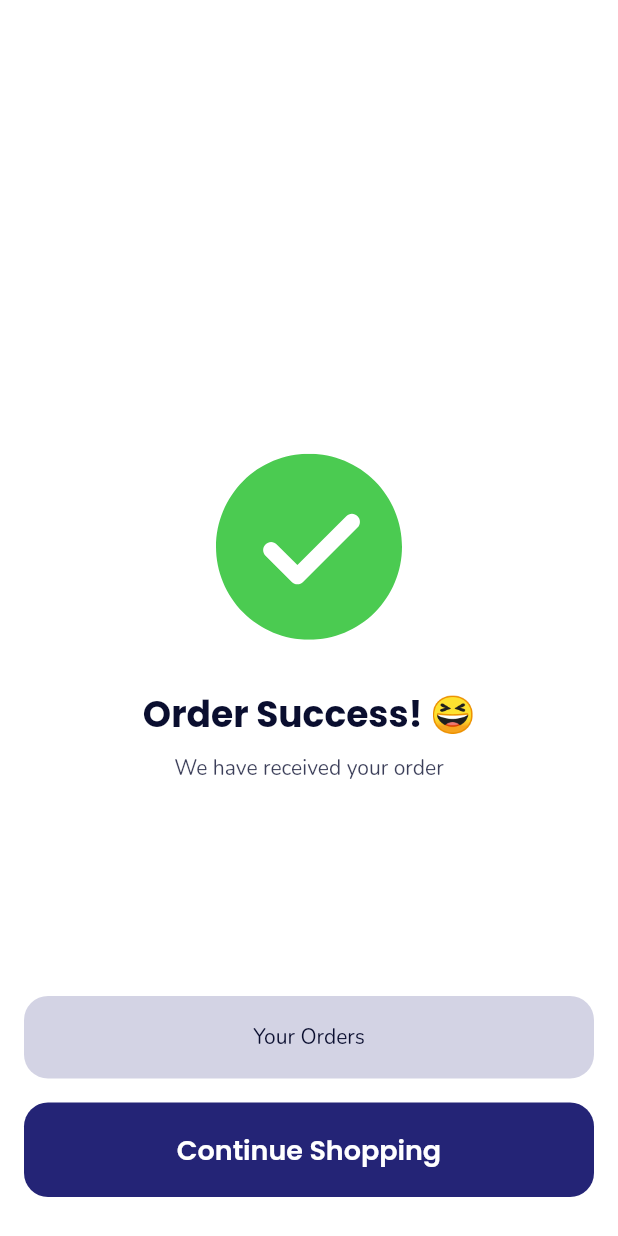
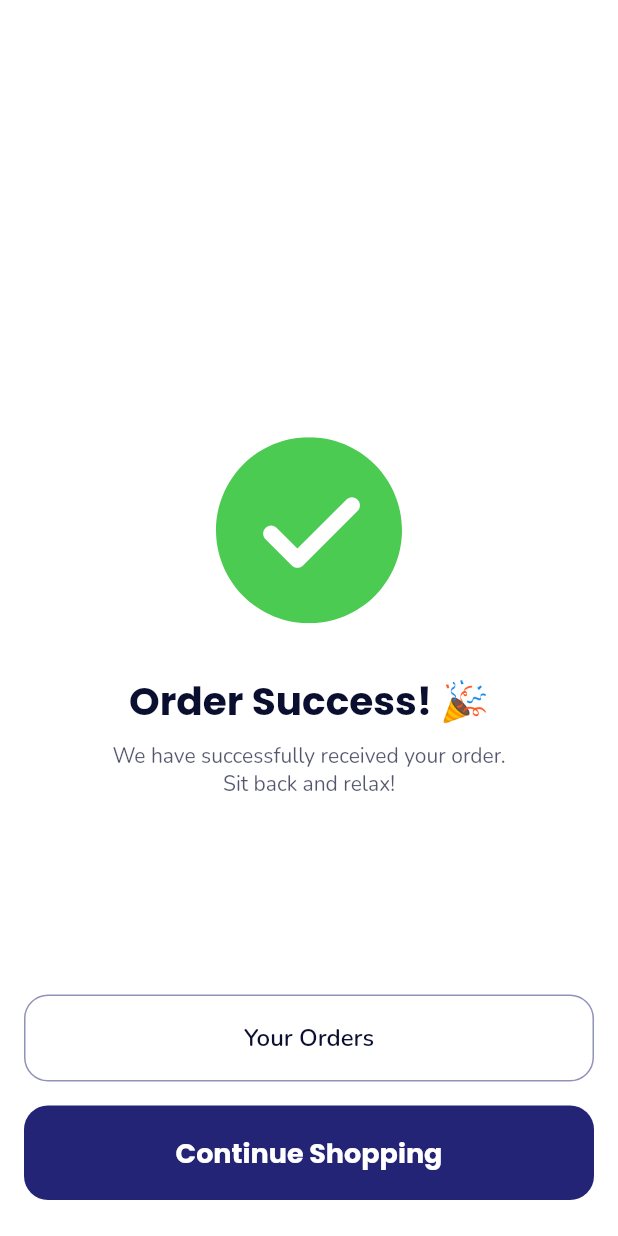
Before and after one commit to Prefix-code/Zynora, a Flutter app: the OrderSuccessPage screen opened directly, on a phone screen of 412 x 824 dp. Run offline on Flutter 3.47's test engine with Material 2 defaults, Android fonts, the phone set to English and light mode, and no system bars; our stand-ins replace flutter_rating_bar, flutter_svg, pin_code_fields, smooth_page_indicator, smooth_star_rating; missing offline and left inert: pecahan_rupiah.

Commit message:
Update order_success_page.dart

```diff
--- a/lib/views/screens/order_success_page.dart
+++ b/lib/views/screens/order_success_page.dart
@@ -3,84 +3,142 @@ import 'package:flutter_svg/flutter_svg.dart';
 import 'package:marketky/constant/app_color.dart';
 import 'package:marketky/views/screens/page_switcher.dart';
 
-class OrderSuccessPage extends StatelessWidget {
+class OrderSuccessPage extends StatefulWidget {
+  const OrderSuccessPage({super.key});
+
+  @override
+  State<OrderSuccessPage> createState() => _OrderSuccessPageState();
+}
+
+class _OrderSuccessPageState extends State<OrderSuccessPage>
+    with SingleTickerProviderStateMixin {
+  late AnimationController _controller;
+  late Animation<double> _scaleAnimation;
+
+  @override
+  void initState() {
+    super.initState();
+    _controller =
+        AnimationController(vsync: this, duration: const Duration(milliseconds: 600));
+    _scaleAnimation =
+        CurvedAnimation(parent: _controller, curve: Curves.elasticOut);
+
+    _controller.forward();
+  }
+
+  @override
+  void dispose() {
+    _controller.dispose();
+    super.dispose();
+  }
+
   @override
   Widget build(BuildContext context) {
     return Scaffold(
-      bottomNavigationBar: Container(
-        width: MediaQuery.of(context).size.width,
-        height: 184,
-        padding: EdgeInsets.symmetric(horizontal: 16, vertical: 24),
-        color: Colors.white,
+      backgroundColor: Colors.white,
+      extendBody: true,
+      body: SizedBox(
+        width: double.infinity,
+        height: MediaQuery.of(context).size.height,
         child: Column(
+          mainAxisAlignment: MainAxisAlignment.center,
           children: [
-            Container(
-              margin: EdgeInsets.only(bottom: 16),
-              width: MediaQuery.of(context).size.width,
-              child: ElevatedButton(
-                onPressed: () {},
-                child: Text(
-                  'Your Orders',
-                  style: TextStyle(color: AppColor.secondary, fontWeight: FontWeight.w500),
-                ),
-                style: ElevatedButton.styleFrom(
-                  foregroundColor: AppColor.primary, padding: EdgeInsets.symmetric(vertical: 18), backgroundColor: AppColor.border,
-                  shape: RoundedRectangleBorder(borderRadius: BorderRadius.circular(16)),
-                  elevation: 0,
-                  shadowColor: Colors.transparent,
+            // ✅ Success Icon with Animation
+            ScaleTransition(
+              scale: _scaleAnimation,
+              child: Container(
+                width: 124,
+                height: 124,
+                margin: const EdgeInsets.only(bottom: 32),
+                child: SvgPicture.asset('assets/icons/Success.svg'),
               ),
             ),
-            ),
-            SizedBox(
-              width: MediaQuery.of(context).size.width,
-              child: ElevatedButton(
-                onPressed: () {
-                  Navigator.of(context).push(MaterialPageRoute(builder: (context) => PageSwitcher()));
-                },
-                child: Text(
-                  'Continue Shopping',
-                  style: TextStyle(color: Colors.white, fontWeight: FontWeight.w600, fontSize: 18, fontFamily: 'poppins'),
-                ),
-                style: ElevatedButton.styleFrom(
-                  padding: EdgeInsets.symmetric(vertical: 18), backgroundColor: AppColor.primary,
-                  shape: RoundedRectangleBorder(borderRadius: BorderRadius.circular(16)),
-                  elevation: 0,
-                  shadowColor: Colors.transparent,
+
+            // ✅ Main Title
+            const Text(
+              'Order Success! 🎉',
+              style: TextStyle(
+                color: AppColor.secondary,
+                fontSize: 26,
+                fontWeight: FontWeight.w700,
+                fontFamily: 'poppins',
               ),
             ),
+
+            // ✅ Subtitle
+            const SizedBox(height: 8),
+            Text(
+              'We have successfully received your order.\nSit back and relax!',
+              style: TextStyle(
+                color: AppColor.secondary.withOpacity(0.7),
+                fontSize: 14,
+              ),
+              textAlign: TextAlign.center,
             ),
           ],
         ),
       ),
-      extendBody: true,
-      body: Container(
-        width: MediaQuery.of(context).size.width,
-        height: MediaQuery.of(context).size.height,
+
+      // ✅ Bottom Action Buttons
+      bottomNavigationBar: Container(
+        width: double.infinity,
+        padding: const EdgeInsets.symmetric(horizontal: 16, vertical: 24),
+        color: Colors.white,
         child: Column(
-          mainAxisAlignment: MainAxisAlignment.center,
-          crossAxisAlignment: CrossAxisAlignment.center,
+          mainAxisSize: MainAxisSize.min,
           children: [
-            Container(
-              width: 124,
-              height: 124,
-              margin: EdgeInsets.only(bottom: 32),
-              child: SvgPicture.asset('assets/icons/Success.svg'),
+            // 🔹 Your Orders button
+            SizedBox(
+              width: double.infinity,
+              child: OutlinedButton(
+                onPressed: () {
+                  // TODO: Navigate to Orders Page
+                },
+                style: OutlinedButton.styleFrom(
+                  padding: const EdgeInsets.symmetric(vertical: 18),
+                  side: BorderSide(color: AppColor.primary.withOpacity(0.5)),
+                  shape: RoundedRectangleBorder(
+                    borderRadius: BorderRadius.circular(16),
                   ),
-            Text(
-              'Order Success! 😆',
+                ),
+                child: const Text(
+                  'Your Orders',
                   style: TextStyle(
                     color: AppColor.secondary,
-                fontSize: 24,
+                    fontWeight: FontWeight.w600,
+                    fontSize: 16,
+                  ),
+                ),
+              ),
+            ),
+            const SizedBox(height: 16),
+
+            // 🔹 Continue Shopping button
+            SizedBox(
+              width: double.infinity,
+              child: ElevatedButton(
+                onPressed: () {
+                  Navigator.of(context).pushReplacement(
+                    MaterialPageRoute(builder: (context) => const PageSwitcher()),
+                  );
+                },
+                style: ElevatedButton.styleFrom(
+                  padding: const EdgeInsets.symmetric(vertical: 18),
+                  backgroundColor: AppColor.primary,
+                  shape: RoundedRectangleBorder(
+                    borderRadius: BorderRadius.circular(16),
+                  ),
+                  elevation: 0,
+                ),
+                child: const Text(
+                  'Continue Shopping',
+                  style: TextStyle(
+                    color: Colors.white,
                     fontWeight: FontWeight.w700,
+                    fontSize: 18,
                     fontFamily: 'poppins',
                   ),
                 ),
-            Container(
-              margin: EdgeInsets.only(top: 8),
-              child: Text(
-                'We have received your order',
-                style: TextStyle(color: AppColor.secondary.withOpacity(0.8)),
-                textAlign: TextAlign.center,
               ),
             ),
           ],
```
Lines whose indentation alone changed are shown as unchanged.
